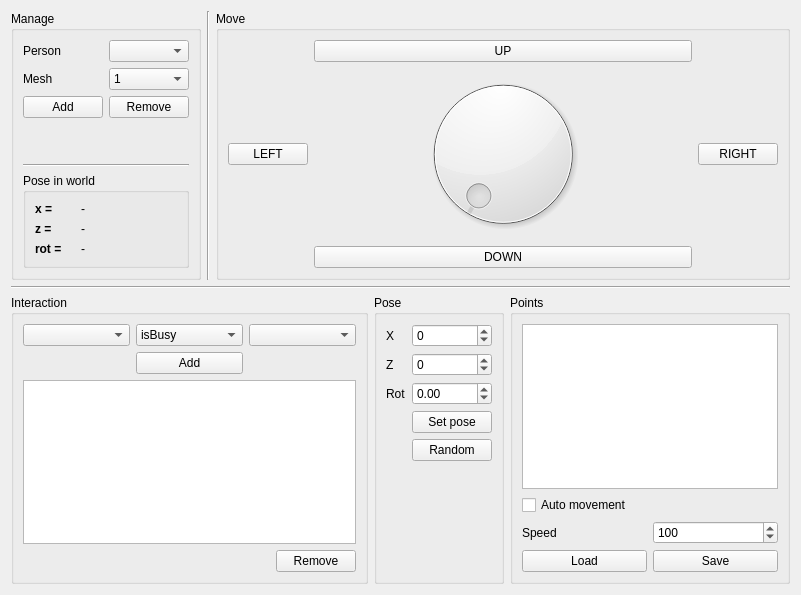
Above: components/fakeHumanAgent/src/mainUI.ui from robocomp/robocomp-viriato before the change. Below: the same form after it.
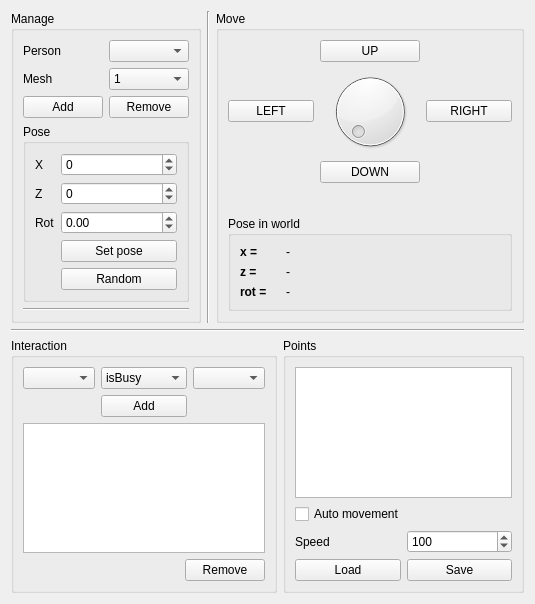
That is the form after the change.

What changed in the file:
```diff
--- a/components/fakeHumanAgent/src/mainUI.ui
+++ b/components/fakeHumanAgent/src/mainUI.ui
@@ -6,8 +6,8 @@
    <rect>
     <x>0</x>
     <y>0</y>
-    <width>801</width>
-    <height>595</height>
+    <width>535</width>
+    <height>604</height>
    </rect>
   </property>
   <property name="windowTitle">
@@ -117,93 +117,90 @@
            </layout>
           </item>
           <item>
-           <spacer name="verticalSpacer">
-            <property name="orientation">
-             <enum>Qt::Vertical</enum>
-            </property>
-            <property name="sizeType">
-             <enum>QSizePolicy::Fixed</enum>
-            </property>
-            <property name="sizeHint" stdset="0">
-             <size>
-              <width>20</width>
-              <height>40</height>
-             </size>
-            </property>
-           </spacer>
-          </item>
-          <item>
-           <widget class="Line" name="line">
-            <property name="orientation">
-             <enum>Qt::Horizontal</enum>
-            </property>
-           </widget>
-          </item>
-          <item>
-           <widget class="QGroupBox" name="groupBox">
+           <widget class="QGroupBox" name="pose_gb">
             <property name="title">
-             <string>Pose in world</string>
+             <string>Pose</string>
             </property>
-            <layout class="QVBoxLayout" name="verticalLayout_9">
+            <layout class="QVBoxLayout" name="verticalLayout_3">
              <item>
-              <layout class="QFormLayout" name="formLayout_3">
+              <layout class="QFormLayout" name="formLayout">
                <item row="0" column="0">
-                <widget class="QLabel" name="label_7">
-                 <property name="font">
-                  <font>
-                   <weight>75</weight>
-                   <bold>true</bold>
-                  </font>
-                 </property>
+                <widget class="QLabel" name="label_2">
                  <property name="text">
-                  <string>x = </string>
-                 </property>
-                </widget>
-               </item>
-               <item row="1" column="0">
-                <widget class="QLabel" name="label_8">
-                 <property name="font">
-                  <font>
-                   <weight>75</weight>
-                   <bold>true</bold>
-                  </font>
-                 </property>
-                 <property name="text">
-                  <string>z = </string>
-                 </property>
-                </widget>
-               </item>
-               <item row="2" column="0">
-                <widget class="QLabel" name="label_9">
-                 <property name="font">
-                  <font>
-                   <weight>75</weight>
-                   <bold>true</bold>
-                  </font>
-                 </property>
-                 <property name="text">
-                  <string>rot =    </string>
+                  <string>X</string>
                  </property>
                 </widget>
                </item>
                <item row="0" column="1">
-                <widget class="QLabel" name="x_lb">
+                <widget class="QSpinBox" name="x_sb">
+                 <property name="toolTip">
+                  <string>mm</string>
+                 </property>
+                 <property name="minimum">
+                  <number>-10000</number>
+                 </property>
+                 <property name="maximum">
+                  <number>10000</number>
+                 </property>
+                 <property name="singleStep">
+                  <number>100</number>
+                 </property>
+                </widget>
+               </item>
+               <item row="1" column="0">
+                <widget class="QLabel" name="label_3">
                  <property name="text">
-                  <string>-</string>
+                  <string>Z</string>
                  </property>
                 </widget>
                </item>
                <item row="1" column="1">
-                <widget class="QLabel" name="z_lb">
+                <widget class="QSpinBox" name="z_sb">
+                 <property name="toolTip">
+                  <string>mm</string>
+                 </property>
+                 <property name="minimum">
+                  <number>-10000</number>
+                 </property>
+                 <property name="maximum">
+                  <number>10000</number>
+                 </property>
+                 <property name="singleStep">
+                  <number>100</number>
+                 </property>
+                </widget>
+               </item>
+               <item row="2" column="0">
+                <widget class="QLabel" name="label_4">
                  <property name="text">
-                  <string>- </string>
+                  <string>Rot</string>
                  </property>
                 </widget>
                </item>
                <item row="2" column="1">
-                <widget class="QLabel" name="rot_lb">
+                <widget class="QDoubleSpinBox" name="rot_sb">
+                 <property name="minimum">
+                  <double>-3.140000000000000</double>
+                 </property>
+                 <property name="maximum">
+                  <double>3.140000000000000</double>
+                 </property>
+                 <property name="singleStep">
+                  <double>0.100000000000000</double>
+                 </property>
+                </widget>
+               </item>
+               <item row="3" column="1">
+                <widget class="QPushButton" name="setPose_pb">
                  <property name="text">
-                  <string>-</string>
+                  <string>Set pose</string>
+                 </property>
+                </widget>
+               </item>
+               <item row="4" column="1">
+                <widget class="QPushButton" name="random">
+                 <property name="text">
+                  <string>Random</string>
                  </property>
                 </widget>
                </item>
@@ -212,6 +209,13 @@
             </layout>
            </widget>
           </item>
+          <item>
+           <widget class="Line" name="line">
+            <property name="orientation">
+             <enum>Qt::Horizontal</enum>
+            </property>
+           </widget>
+          </item>
          </layout>
         </item>
        </layout>
@@ -234,6 +238,12 @@
          <layout class="QGridLayout" name="gridLayout">
           <item row="0" column="1">
            <widget class="QPushButton" name="up">
+            <property name="maximumSize">
+             <size>
+              <width>100</width>
+              <height>16777215</height>
+             </size>
+            </property>
             <property name="text">
              <string>UP</string>
             </property>
@@ -241,6 +251,12 @@
           </item>
           <item row="1" column="0">
            <widget class="QPushButton" name="left">
+            <property name="maximumSize">
+             <size>
+              <width>100</width>
+              <height>16777215</height>
+             </size>
+            </property>
             <property name="text">
              <string>LEFT</string>
             </property>
@@ -251,6 +267,12 @@
           </item>
           <item row="1" column="2">
            <widget class="QPushButton" name="right">
+            <property name="maximumSize">
+             <size>
+              <width>100</width>
+              <height>16777215</height>
+             </size>
+            </property>
             <property name="text">
              <string>RIGHT</string>
             </property>
@@ -258,6 +280,12 @@
           </item>
           <item row="2" column="1">
            <widget class="QPushButton" name="down">
+            <property name="maximumSize">
+             <size>
+              <width>100</width>
+              <height>16777215</height>
+             </size>
+            </property>
             <property name="text">
              <string>DOWN</string>
             </property>
@@ -271,10 +299,102 @@
               <verstretch>0</verstretch>
              </sizepolicy>
             </property>
+            <property name="maximumSize">
+             <size>
+              <width>100</width>
+              <height>100</height>
+             </size>
+            </property>
            </widget>
           </item>
          </layout>
         </item>
+        <item>
+         <spacer name="verticalSpacer">
+          <property name="orientation">
+           <enum>Qt::Vertical</enum>
+          </property>
+          <property name="sizeHint" stdset="0">
+           <size>
+            <width>20</width>
+            <height>40</height>
+           </size>
+          </property>
+         </spacer>
+        </item>
+        <item>
+         <widget class="QGroupBox" name="groupBox">
+          <property name="title">
+           <string>Pose in world</string>
+          </property>
+          <layout class="QVBoxLayout" name="verticalLayout_9">
+           <item>
+            <layout class="QFormLayout" name="formLayout_3">
+             <item row="0" column="0">
+              <widget class="QLabel" name="label_7">
+               <property name="font">
+                <font>
+                 <weight>75</weight>
+                 <bold>true</bold>
+                </font>
+               </property>
+               <property name="text">
+                <string>x = </string>
+               </property>
+              </widget>
+             </item>
+             <item row="1" column="0">
+              <widget class="QLabel" name="label_8">
+               <property name="font">
+                <font>
+                 <weight>75</weight>
+                 <bold>true</bold>
+                </font>
+               </property>
+               <property name="text">
+                <string>z = </string>
+               </property>
+              </widget>
+             </item>
+             <item row="2" column="0">
+              <widget class="QLabel" name="label_9">
+               <property name="font">
+                <font>
+                 <weight>75</weight>
+                 <bold>true</bold>
+                </font>
+               </property>
+               <property name="text">
+                <string>rot =    </string>
+               </property>
+              </widget>
+             </item>
+             <item row="0" column="1">
+              <widget class="QLabel" name="x_lb">
+               <property name="text">
+                <string>-</string>
+               </property>
+              </widget>
+             </item>
+             <item row="1" column="1">
+              <widget class="QLabel" name="z_lb">
+               <property name="text">
+                <string>- </string>
+               </property>
+              </widget>
+             </item>
+             <item row="2" column="1">
+              <widget class="QLabel" name="rot_lb">
+               <property name="text">
+                <string>-</string>
+               </property>
+              </widget>
+             </item>
+            </layout>
+           </item>
+          </layout>
+         </widget>
+        </item>
        </layout>
       </widget>
      </item>
@@ -372,99 +492,6 @@
      </item>
      <item>
       <layout class="QHBoxLayout" name="horizontalLayout_5">
-       <item>
-        <widget class="QGroupBox" name="pose_gb">
-         <property name="title">
-          <string>Pose</string>
-         </property>
-         <layout class="QVBoxLayout" name="verticalLayout_3">
-          <item>
-           <layout class="QFormLayout" name="formLayout">
-            <item row="0" column="0">
-             <widget class="QLabel" name="label_2">
-              <property name="text">
-               <string>X</string>
-              </property>
-             </widget>
-            </item>
-            <item row="0" column="1">
-             <widget class="QSpinBox" name="x_sb">
-              <property name="toolTip">
-               <string>mm</string>
-              </property>
-              <property name="minimum">
-               <number>-10000</number>
-              </property>
-              <property name="maximum">
-               <number>10000</number>
-              </property>
-              <property name="singleStep">
-               <number>100</number>
-              </property>
-             </widget>
-            </item>
-            <item row="1" column="0">
-             <widget class="QLabel" name="label_3">
-              <property name="text">
-               <string>Z</string>
-              </property>
-             </widget>
-            </item>
-            <item row="1" column="1">
-             <widget class="QSpinBox" name="z_sb">
-              <property name="toolTip">
-               <string>mm</string>
-              </property>
-              <property name="minimum">
-               <number>-10000</number>
-              </property>
-              <property name="maximum">
-               <number>10000</number>
-              </property>
-              <property name="singleStep">
-               <number>100</number>
-              </property>
-             </widget>
-            </item>
-            <item row="2" column="0">
-             <widget class="QLabel" name="label_4">
-              <property name="text">
-               <string>Rot</string>
-              </property>
-             </widget>
-            </item>
-            <item row="2" column="1">
-             <widget class="QDoubleSpinBox" name="rot_sb">
-              <property name="minimum">
-               <double>-3.140000000000000</double>
-              </property>
-              <property name="maximum">
-               <double>3.140000000000000</double>
-              </property>
-              <property name="singleStep">
-               <double>0.100000000000000</double>
-              </property>
-             </widget>
-            </item>
-            <item row="3" column="1">
-             <widget class="QPushButton" name="setPose_pb">
-              <property name="text">
-               <string>Set pose</string>
-              </property>
-             </widget>
-            </item>
-            <item row="4" column="1">
-             <widget class="QPushButton" name="random">
-              <property name="text">
-               <string>Random</string>
-              </property>
-             </widget>
-            </item>
-           </layout>
-          </item>
-         </layout>
-        </widget>
-       </item>
        <item>
         <widget class="QGroupBox" name="points_gb">
          <property name="title">
```
